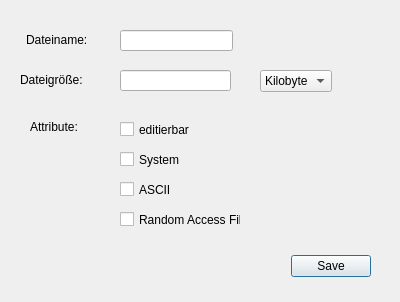
This is src/createfile.ui in RaufasertapetenEnjoyer/Betriebssysteme-Projekt as Qt 5 draws it before an edit. The edited form follows.
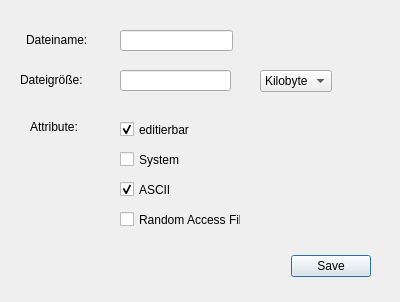
This is the edited form.

What changed in the file:
```diff
--- a/src/createfile.ui
+++ b/src/createfile.ui
@@ -115,6 +115,9 @@
    <property name="text">
     <string>editierbar</string>
    </property>
+   <property name="checked">
+    <bool>true</bool>
+   </property>
   </widget>
   <widget class="QCheckBox" name="system">
    <property name="geometry">
@@ -141,6 +144,9 @@
    <property name="text">
     <string>ASCII</string>
    </property>
+   <property name="checked">
+    <bool>true</bool>
+   </property>
   </widget>
   <widget class="QCheckBox" name="checkBox_4">
    <property name="geometry">
```
